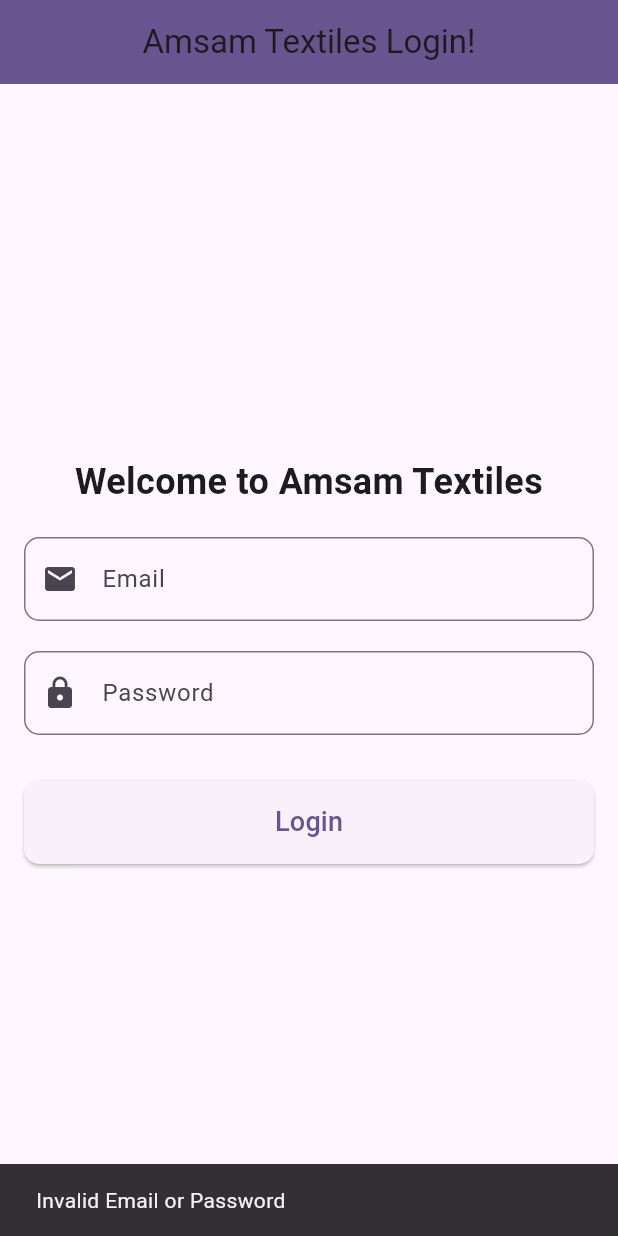
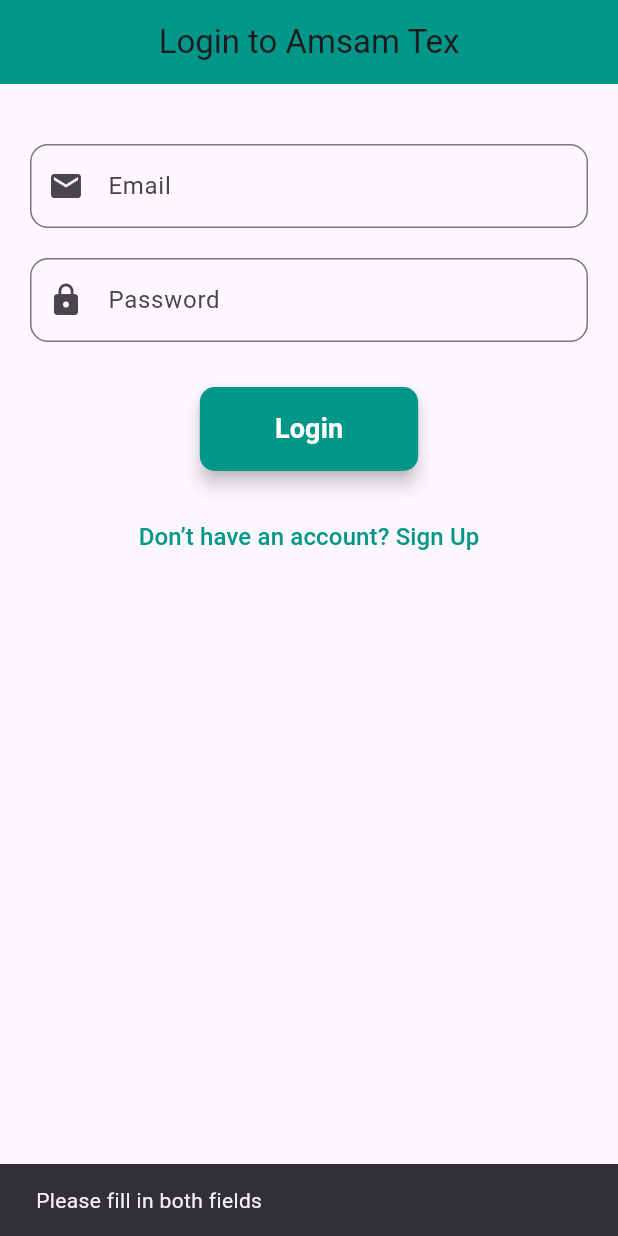
Before and after one commit to roshnipriyarameshkumar/Constultancy, a Flutter app: the LoginPage screen opened directly, after a tap on "Login", on a phone screen of 412 x 824 dp. Run offline on Flutter 3.47's test engine with Material 3 defaults, Android fonts, the phone set to English and light mode, and no system bars; our stand-ins replace carousel_slider.

Commit message:
login page

```diff
--- a/lib/login.dart
+++ b/lib/login.dart
@@ -1,61 +1,52 @@
 import 'package:flutter/material.dart';
+import 'home.dart'; // Import Home Page
+import 'signup.dart';
 
-class LoginPage extends StatefulWidget {
+class LoginPage extends StatelessWidget {
   const LoginPage({super.key});
 
   @override
-  State<LoginPage> createState() => _LoginPageState();
-}
-
-class _LoginPageState extends State<LoginPage> {
-  final _emailController = TextEditingController();
-  final _passwordController = TextEditingController();
+  Widget build(BuildContext context) {
+    final _loginEmailController = TextEditingController();
+    final _loginPasswordController = TextEditingController();
 
     void _login() {
-    String email = _emailController.text;
-    String password = _passwordController.text;
+      String email = _loginEmailController.text;
+      String password = _loginPasswordController.text;
 
-    if (email == "admin@amsam.com" && password == "12345") {
-      // Simulate successful login
+      if (email.isNotEmpty && password.isNotEmpty) {
         ScaffoldMessenger.of(context).showSnackBar(
           const SnackBar(content: Text("Login Successful!")),
         );
+        // After login, navigate to HomePage
+        Navigator.pushReplacement(
+          context,
+          MaterialPageRoute(builder: (context) => const HomePage()),
+        );
       } else {
         ScaffoldMessenger.of(context).showSnackBar(
-        const SnackBar(content: Text("Invalid Email or Password")),
+          const SnackBar(content: Text("Please fill in both fields")),
         );
       }
     }
 
-  @override
-  Widget build(BuildContext context) {
     return Scaffold(
       appBar: AppBar(
-        title: const Text('Amsam Textiles Login!'),
+        title: const Text('Login to Amsam Tex'),
         centerTitle: true,
-        backgroundColor: Theme.of(context).colorScheme.primary,
+        backgroundColor: Colors.teal,
       ),
       body: Padding(
-        padding: const EdgeInsets.all(16.0),
+        padding: const EdgeInsets.all(20.0),
         child: Column(
-          mainAxisAlignment: MainAxisAlignment.center,
-          crossAxisAlignment: CrossAxisAlignment.stretch,
           children: [
-            const Text(
-              'Welcome to Amsam Textiles',
-              textAlign: TextAlign.center,
-              style: TextStyle(
-                fontSize: 24,
-                fontWeight: FontWeight.bold,
-              ),
-            ),
             const SizedBox(height: 20),
             TextField(
-              controller: _emailController,
+              controller: _loginEmailController,
               decoration: InputDecoration(
                 labelText: 'Email',
                 border: OutlineInputBorder(
-                  borderRadius: BorderRadius.circular(10),
+                  borderRadius: BorderRadius.circular(12),
                 ),
                 prefixIcon: const Icon(Icons.email),
               ),
@@ -63,11 +54,11 @@
             ),
             const SizedBox(height: 20),
             TextField(
-              controller: _passwordController,
+              controller: _loginPasswordController,
               decoration: InputDecoration(
                 labelText: 'Password',
                 border: OutlineInputBorder(
-                  borderRadius: BorderRadius.circular(10),
+                  borderRadius: BorderRadius.circular(12),
                 ),
                 prefixIcon: const Icon(Icons.lock),
               ),
@@ -77,14 +68,34 @@
             ElevatedButton(
               onPressed: _login,
               style: ElevatedButton.styleFrom(
-                padding: const EdgeInsets.symmetric(vertical: 15),
+                padding: const EdgeInsets.symmetric(vertical: 15, horizontal: 50),
+                backgroundColor: Colors.teal,
+                elevation: 5,
                 shape: RoundedRectangleBorder(
                   borderRadius: BorderRadius.circular(10),
                 ),
               ),
               child: const Text(
                 'Login',
-                style: TextStyle(fontSize: 18),
+                style: TextStyle(
+                  fontSize: 18,
+                  fontWeight: FontWeight.bold,
+                  color: Colors.white,
+                ),
+              ),
+            ),
+            const SizedBox(height: 20),
+            TextButton(
+              onPressed: () {
+                // Navigate to SignupPage when clicked
+                Navigator.pushReplacement(
+                  context,
+                  MaterialPageRoute(builder: (context) => const SignupPage()),
+                );
+              },
+              child: const Text(
+                'Don’t have an account? Sign Up',
+                style: TextStyle(fontSize: 16, color: Colors.teal),
               ),
             ),
           ],
--- a/lib/main.dart
+++ b/lib/main.dart
@@ -1,5 +1,6 @@
 import 'package:flutter/material.dart';
 import 'login.dart';
+import 'home.dart';
 void main() {
   runApp(const MyApp());
 }
@@ -16,7 +17,7 @@
         colorScheme: ColorScheme.fromSeed(seedColor: Colors.deepPurple),
         useMaterial3: true,
       ),
-      home: const LoginPage(),
+      home: const HomePage(),
     );
   }
 }
```
Also changed, not shown: lib/addtocart.dart (added, +146 -0 lines), lib/home.dart (+141 -27 lines), lib/profile.dart (added, +108 -0 lines), lib/signup.dart (added, +139 -0 lines), 2 other files. Lines whose indentation alone changed are shown as unchanged.
